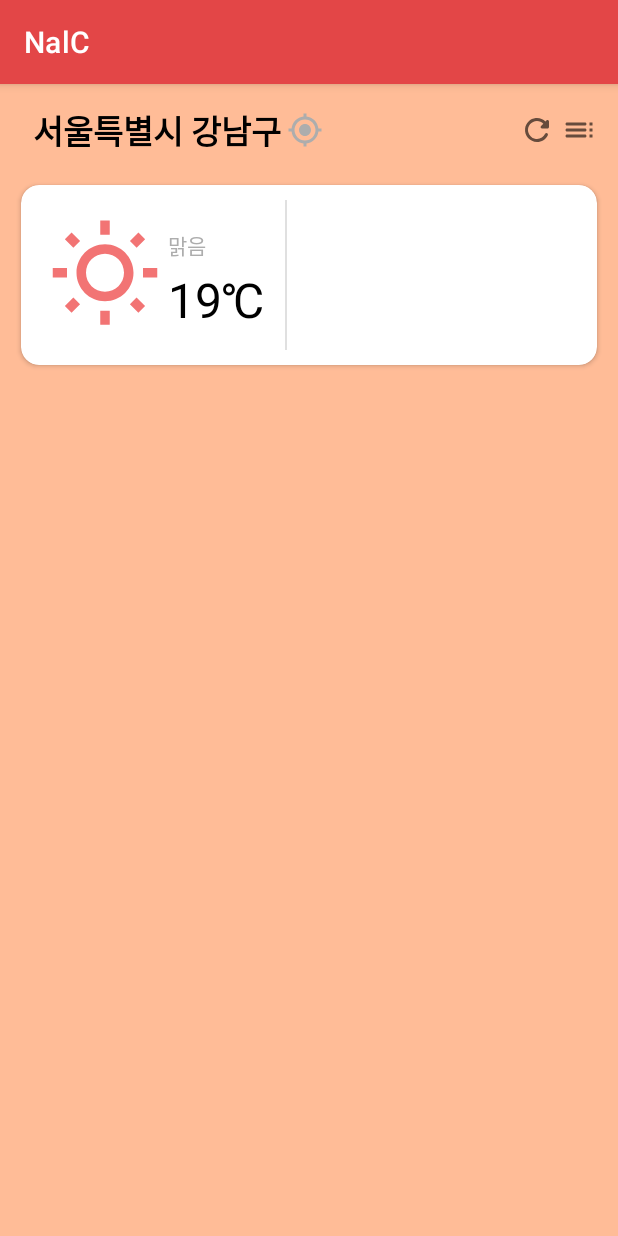
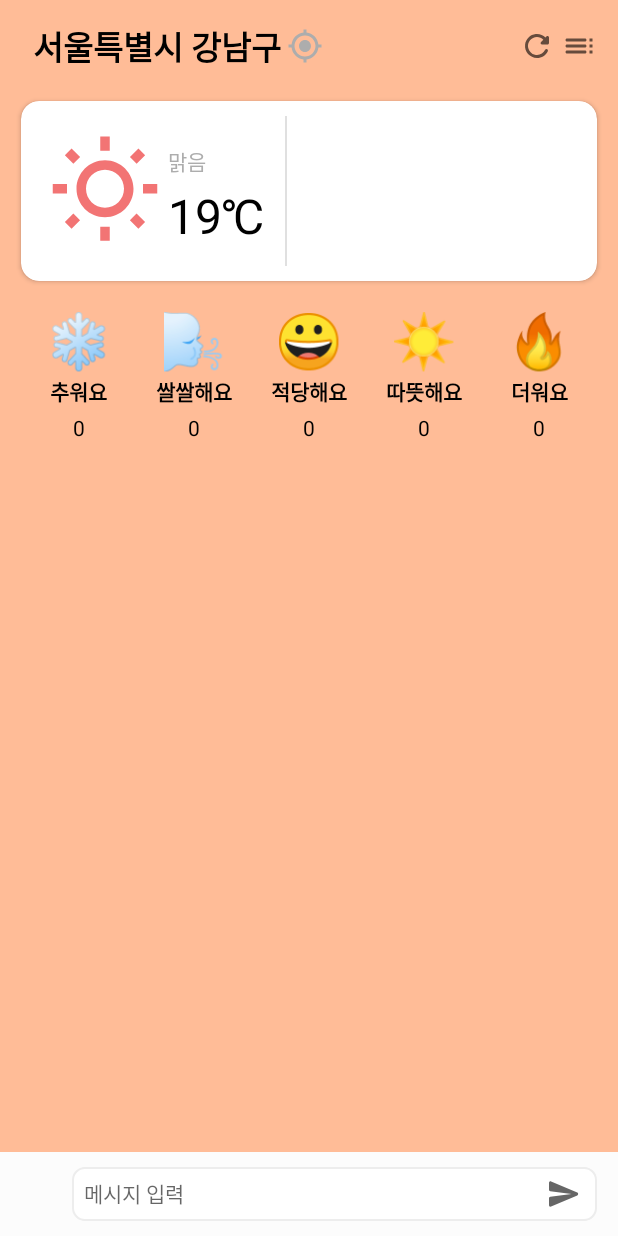
Before and after one commit to jsb408/NalC_AOS, an Android app: the screen it shows after launch (MainActivity), on a phone screen of 412 x 824 dp. Run offline under Robolectric (Android 15) with nearby library versions, the phone set to English and light mode, and no system bars; our stand-ins replace data binding.

Commit message:
feat: SplashActivity, MainActivity 뷰 구현
2021-11-14 11:32

```diff
--- a/app/src/main/java/com/nalc/android/nalc/MainActivity.kt
+++ b/app/src/main/java/com/nalc/android/nalc/view/MainActivity.kt
@@ -1,7 +1,8 @@
-package com.nalc.android.nalc
+package com.nalc.android.nalc.view
 
 import androidx.appcompat.app.AppCompatActivity
 import android.os.Bundle
+import com.nalc.android.nalc.R
 
 class MainActivity : AppCompatActivity() {
     override fun onCreate(savedInstanceState: Bundle?) {
--- /dev/null
+++ b/app/src/main/java/com/nalc/android/nalc/view/custom/EmojiButton.kt
@@ -0,0 +1,30 @@
+package com.nalc.android.nalc.view.custom
+
+import android.content.Context
+import android.util.AttributeSet
+import android.view.LayoutInflater
+import android.widget.FrameLayout
+import com.nalc.android.nalc.R
+import com.nalc.android.nalc.databinding.ViewEmojiButtonBinding
+
+class EmojiButton(context: Context, attrs: AttributeSet) : FrameLayout(context, attrs) {
+    private var binding: ViewEmojiButtonBinding = ViewEmojiButtonBinding.inflate(LayoutInflater.from(context), this, true)
+
+    init {
+        // attrs.xml에서 View의 속성 목록을 가져온다.
+        val typedArray = context.obtainStyledAttributes(attrs, R.styleable.EmojiButton)
+
+        val emoji = typedArray.getString(R.styleable.EmojiButton_emoji)
+        binding.tvEmojiButton.text = emoji
+
+        val title = typedArray.getString(R.styleable.EmojiButton_title)
+        binding.tvTitleButton.text = title
+
+        val count = typedArray.getInt(R.styleable.EmojiButton_count, 0)
+        binding.tvCountButton.text = count.toString()
+
+        // 데이터를 캐싱해두어 가비지컬렉션에서 제외시키도록 하는 함수
+        // typedArray 사용 후 호출해야하나, 커스텀뷰가 반복 사용되는 것이 아니라면 호출하지 않아도 무방하다.
+        typedArray.recycle()
+    }
+}
--- /dev/null
+++ b/app/src/main/res/drawable/background_bubble_main.xml
@@ -0,0 +1,6 @@
+<?xml version="1.0" encoding="utf-8"?>
+<shape xmlns:android="http://schemas.android.com/apk/res/android"
+    android:shape="rectangle">
+    <solid android:color="#CCFFFFFF"/>
+    <corners android:radius="12dp" android:bottomLeftRadius="0dp"/>
+</shape>
--- /dev/null
+++ b/app/src/main/res/drawable/background_edittext.xml
@@ -0,0 +1,7 @@
+<?xml version="1.0" encoding="utf-8"?>
+<shape xmlns:android="http://schemas.android.com/apk/res/android"
+    android:shape="rectangle">
+    <solid android:color="@android:color/white"/>
+    <corners android:radius="8dp"/>
+    <stroke android:color="#EDEDED" android:width="1dp"/>
+</shape>
--- /dev/null
+++ b/app/src/main/res/drawable/ic_round_send_24.xml
@@ -0,0 +1,11 @@
+<vector xmlns:android="http://schemas.android.com/apk/res/android"
+    android:width="24dp"
+    android:height="24dp"
+    android:viewportWidth="24"
+    android:viewportHeight="24"
+    android:tint="?attr/colorControlNormal"
+    android:autoMirrored="true">
+  <path
+      android:fillColor="@android:color/white"
+      android:pathData="M3.4,20.4l17.45,-7.48c0.81,-0.35 0.81,-1.49 0,-1.84L3.4,3.6c-0.66,-0.29 -1.39,0.2 -1.39,0.91L2,9.12c0,0.5 0.37,0.93 0.87,0.99L17,12 2.87,13.88c-0.5,0.07 -0.87,0.5 -0.87,1l0.01,4.61c0,0.71 0.73,1.2 1.39,0.91z"/>
+</vector>
--- a/app/src/main/res/layout/activity_main.xml
+++ b/app/src/main/res/layout/activity_main.xml
@@ -2,7 +2,7 @@
 <layout xmlns:android="http://schemas.android.com/apk/res/android"
     xmlns:app="http://schemas.android.com/apk/res-auto"
     xmlns:tools="http://schemas.android.com/tools"
-    tools:context=".MainActivity">
+    tools:context=".view.MainActivity">
     <androidx.constraintlayout.widget.ConstraintLayout
         android:layout_width="match_parent"
         android:layout_height="match_parent"
@@ -132,6 +132,7 @@
         </androidx.cardview.widget.CardView>
 
         <LinearLayout
+            android:id="@+id/linearLayout"
             android:layout_width="0dp"
             android:layout_height="wrap_content"
             android:layout_marginTop="14dp"
@@ -140,6 +141,107 @@
             app:layout_constraintStart_toStartOf="@+id/cardView"
             app:layout_constraintTop_toBottomOf="@+id/cardView">
 
+            <com.nalc.android.nalc.view.custom.EmojiButton
+                android:layout_width="match_parent"
+                android:layout_height="match_parent"
+                android:layout_weight="1"
+                app:count="0"
+                app:emoji="❄️"
+                app:title="추워요" />
+
+            <com.nalc.android.nalc.view.custom.EmojiButton
+                android:layout_width="match_parent"
+                android:layout_height="match_parent"
+                android:layout_weight="1"
+                app:count="0"
+                app:emoji="🌬"
+                app:title="쌀쌀해요" />
+
+            <com.nalc.android.nalc.view.custom.EmojiButton
+                android:layout_width="match_parent"
+                android:layout_height="match_parent"
+                android:layout_weight="1"
+                app:count="0"
+                app:emoji="😀"
+                app:title="적당해요" />
+
+            <com.nalc.android.nalc.view.custom.EmojiButton
+                android:layout_width="match_parent"
+                android:layout_height="match_parent"
+                android:layout_weight="1"
+                app:count="0"
+                app:emoji="☀️"
+                app:title="따뜻해요" />
+
+            <com.nalc.android.nalc.view.custom.EmojiButton
+                android:layout_width="match_parent"
+                android:layout_height="match_parent"
+                android:layout_weight="1"
+                app:count="0"
+                app:emoji="🔥"
+                app:title="더워요" />
         </LinearLayout>
+
+        <androidx.recyclerview.widget.RecyclerView
+            android:layout_width="match_parent"
+            android:layout_height="0dp"
+            app:layoutManager="androidx.recyclerview.widget.LinearLayoutManager"
+            tools:listitem="@layout/item_bubble_main"
+            app:layout_constraintBottom_toTopOf="@+id/constraintLayout"
+            app:layout_constraintEnd_toEndOf="parent"
+            app:layout_constraintStart_toStartOf="parent"
+            app:layout_constraintTop_toBottomOf="@+id/linearLayout" />
+
+        <androidx.constraintlayout.widget.ConstraintLayout
+            android:id="@+id/constraintLayout"
+            android:layout_width="match_parent"
+            android:layout_height="wrap_content"
+            android:background="@color/gray_03"
+            app:layout_constraintBottom_toBottomOf="parent"
+            app:layout_constraintEnd_toEndOf="parent"
+            app:layout_constraintStart_toStartOf="parent">
+
+            <androidx.constraintlayout.utils.widget.ImageFilterView
+                android:id="@+id/imageFilterView"
+                android:layout_width="0dp"
+                android:layout_height="0dp"
+                android:layout_marginStart="8dp"
+                android:layout_marginTop="2dp"
+                android:layout_marginBottom="2dp"
+                app:layout_constraintBottom_toBottomOf="@+id/editText"
+                app:layout_constraintDimensionRatio="1:1"
+                app:layout_constraintStart_toStartOf="parent"
+                app:layout_constraintTop_toTopOf="@+id/editText"
+                app:roundPercent="1"
+                tools:srcCompat="@tools:sample/avatars" />
+
+            <EditText
+                android:id="@+id/editText"
+                android:layout_width="0dp"
+                android:layout_height="36dp"
+                android:layout_marginStart="8dp"
+                android:layout_marginTop="10dp"
+                android:layout_marginEnd="14dp"
+                android:layout_marginBottom="10dp"
+                android:background="@drawable/background_edittext"
+                android:hint="메시지 입력"
+                android:padding="8dp"
+                android:paddingEnd="44dp"
+                android:textSize="14sp"
+                app:layout_constraintBottom_toBottomOf="parent"
+                app:layout_constraintEnd_toEndOf="parent"
+                app:layout_constraintStart_toEndOf="@+id/imageFilterView"
+                app:layout_constraintTop_toTopOf="parent" />
+
+            <ImageButton
+                android:layout_width="wrap_content"
+                android:layout_height="wrap_content"
+                android:layout_marginEnd="10dp"
+                android:background="@null"
+                android:src="@drawable/ic_round_send_24"
+                app:layout_constraintBottom_toBottomOf="@+id/editText"
+                app:layout_constraintEnd_toEndOf="@+id/editText"
+                app:layout_constraintTop_toTopOf="@+id/editText" />
+        </androidx.constraintlayout.widget.ConstraintLayout>
     </androidx.constraintlayout.widget.ConstraintLayout>
 </layout>
--- /dev/null
+++ b/app/src/main/res/layout/view_emoji_button.xml
@@ -0,0 +1,29 @@
+<?xml version="1.0" encoding="utf-8"?>
+<layout xmlns:android="http://schemas.android.com/apk/res/android">
+    <LinearLayout
+        android:layout_width="match_parent"
+        android:layout_height="wrap_content"
+        android:orientation="vertical"
+        android:gravity="center">
+        <TextView
+            android:id="@+id/tv_emoji_button"
+            android:layout_width="wrap_content"
+            android:layout_height="wrap_content"
+            android:textSize="36sp"
+            android:text="❄️"/>
+
+        <TextView
+            android:id="@+id/tv_title_button"
+            android:layout_width="wrap_content"
+            android:layout_height="wrap_content"
+            android:text="추워요"
+            android:layout_marginBottom="4dp"
+            android:textStyle="bold" />
+
+        <TextView
+            android:id="@+id/tv_count_button"
+            android:layout_width="wrap_content"
+            android:layout_height="wrap_content"
+            android:text="0"/>
+    </LinearLayout>
+</layout>
--- a/app/src/main/res/values/colors.xml
+++ b/app/src/main/res/values/colors.xml
@@ -4,6 +4,7 @@
 
     <color name="gray_01">#606060</color>
     <color name="gray_02">#ADADAD</color>
+    <color name="gray_03">#FCFCFC</color>
 
     <color name="sunny">#F27474</color>
 </resources>
--- a/app/src/main/res/values/themes.xml
+++ b/app/src/main/res/values/themes.xml
@@ -12,6 +12,8 @@
         <!-- Status bar color. -->
         <item name="android:statusBarColor" tools:targetApi="l">?attr/colorPrimaryVariant</item>
         <item name="android:textColor">@android:color/black</item>
+        <item name="android:adjustViewBounds">true</item>
+        <item name="windowNoTitle">true</item>
         <!-- Customize your theme here. -->
     </style>
 </resources>
```
Also changed, not shown: app/src/main/AndroidManifest.xml (+10 -1 lines), app/src/main/java/com/nalc/android/nalc/view/SplashActivity.kt (added, +29 -0 lines), app/src/main/res/layout/activity_splash.xml (added, +11 -0 lines), app/src/main/res/layout/item_bubble_main.xml (added, +56 -0 lines), app/src/main/res/values/attrs.xml (added, +8 -0 lines).
